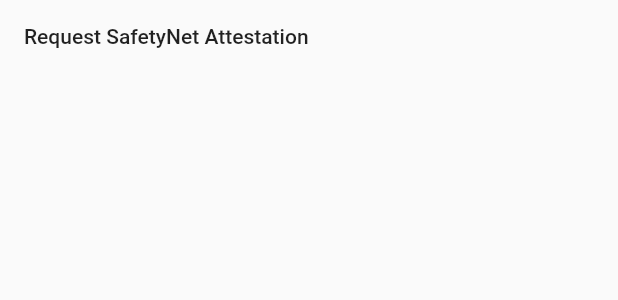
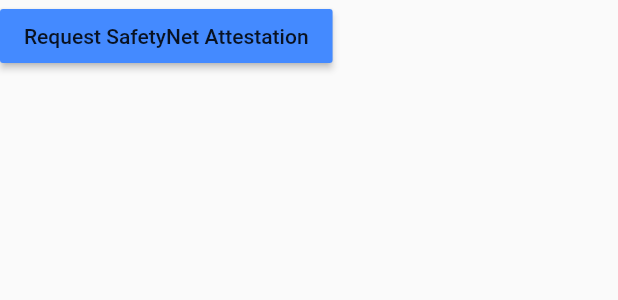
Before and after one commit to CodesFirst/safetynet_attestation, a Flutter app: the SafetyNetAttestationWidget widget shown alone on an empty page, opened directly, on a phone screen of 412 x 824 dp. Shown: the top 300 px of the screen. Run offline on Flutter 3.47's test engine with Material 2 defaults, Android fonts, the phone set to English and light mode, and no system bars.

Commit message:
update example safetynet_attestation

```diff
--- a/example/lib/main.dart
+++ b/example/lib/main.dart
@@ -91,6 +91,7 @@ class _SafetyNetAttestationWidgetState
             isLoading = true;
           });
         },
+        color: Colors.blueAccent,
         child: const Text('Request SafetyNet Attestation'),
       );
     }
--- a/pubspec.yaml
+++ b/pubspec.yaml
@@ -1,6 +1,6 @@
 name: safetynet_attestation
 description: SafetyNet Attestation API for Flutter (Android only)
-version: 0.0.1
+version: 0.0.2
 homepage: https://github.com/CodesFirst/safetynet_attestation
 
 environment:
```
Also changed, not shown: example/pubspec.lock, 1 other file.
